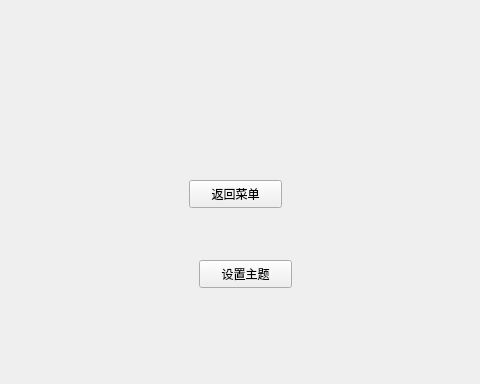
This is csetdlg.ui in wgananh/Formal_Brmal_Bejeweled as Qt 5 draws it before an edit; both pictures show x 121 to 601 and y 0 to 384 of the 800 by 600 pixel window. The edited form follows.
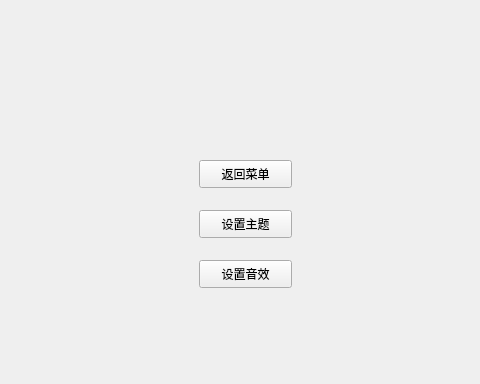
This is the edited form.

Patch:
```diff
--- a/csetdlg.ui
+++ b/csetdlg.ui
@@ -17,8 +17,8 @@
    <widget class="QPushButton" name="btn_setToMenu">
     <property name="geometry">
      <rect>
-      <x>310</x>
-      <y>180</y>
+      <x>320</x>
+      <y>160</y>
       <width>93</width>
       <height>28</height>
      </rect>
@@ -31,7 +31,7 @@
     <property name="geometry">
      <rect>
       <x>320</x>
-      <y>260</y>
+      <y>210</y>
       <width>93</width>
       <height>28</height>
      </rect>
@@ -40,6 +40,19 @@
      <string>设置主题</string>
     </property>
    </widget>
+   <widget class="QPushButton" name="btn_setToMusic">
+    <property name="geometry">
+     <rect>
+      <x>320</x>
+      <y>260</y>
+      <width>93</width>
+      <height>28</height>
+     </rect>
+    </property>
+    <property name="text">
+     <string>设置音效</string>
+    </property>
+   </widget>
   </widget>
   <widget class="QMenuBar" name="menubar">
    <property name="geometry">
```
